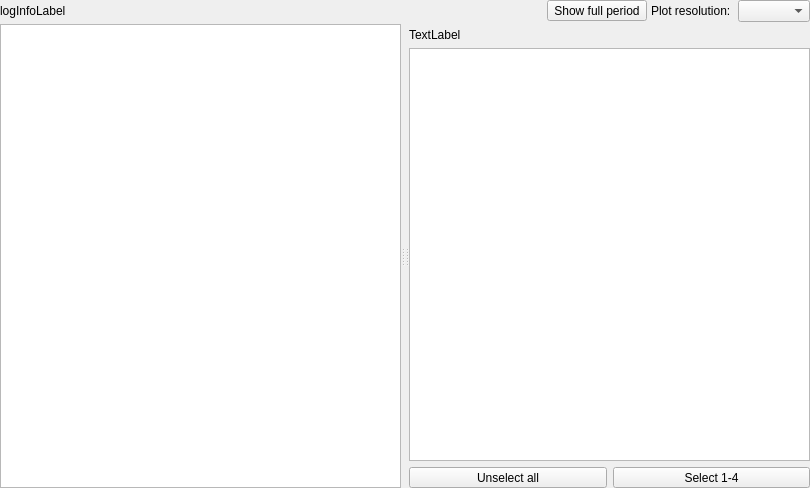
ecmwf/ecflow, file Viewer/libViewer/src/LogLoadWidget.ui: the form before one commit.
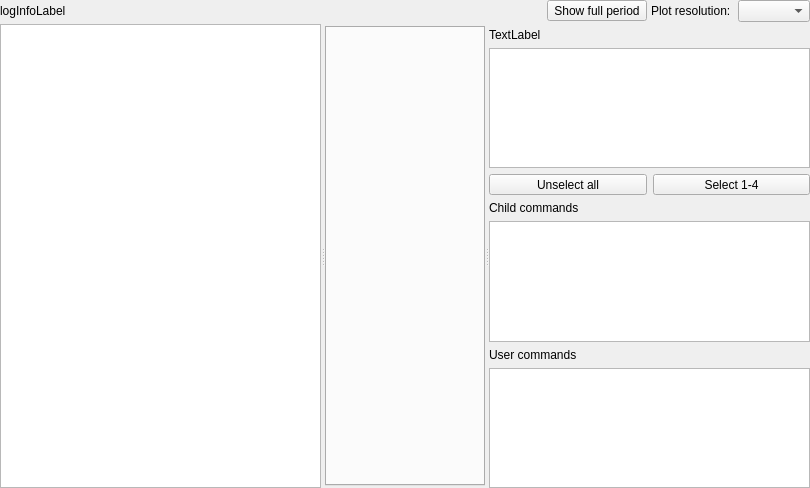
The form after the commit. Icons and pictures are not drawn. Custom widgets are drawn as their Qt base class.

Commit message: ecFlowUI: add server load tab to info panel ECFLOW-1263

Patch:
```diff
--- a/Viewer/libViewer/src/LogLoadWidget.ui
+++ b/Viewer/libViewer/src/LogLoadWidget.ui
@@ -129,7 +129,7 @@
       </property>
      </widget>
      <widget class="QWidget" name="layoutWidget">
-      <layout class="QVBoxLayout" name="verticalLayout_4" stretch="0,1">
+      <layout class="QVBoxLayout" name="verticalLayout_4" stretch="0,1,0">
        <property name="spacing">
         <number>2</number>
        </property>
@@ -140,7 +140,14 @@
         <layout class="QHBoxLayout" name="horizontalLayout"/>
        </item>
        <item>
-        <widget class="ServerLoadView" name="loadView" native="true"/>
+        <widget class="QTabWidget" name="viewTab">
+         <property name="currentIndex">
+          <number>-1</number>
+         </property>
+        </widget>
+       </item>
+       <item>
+        <widget class="ServerLoadView" name="loadView_old" native="true"/>
        </item>
       </layout>
      </widget>
@@ -205,6 +212,26 @@
          </item>
         </layout>
        </item>
+       <item>
+        <widget class="QLabel" name="label_2">
+         <property name="text">
+          <string>Child commands</string>
+         </property>
+        </widget>
+       </item>
+       <item>
+        <widget class="QTreeView" name="childTree"/>
+       </item>
+       <item>
+        <widget class="QLabel" name="label_3">
+         <property name="text">
+          <string>User commands</string>
+         </property>
+        </widget>
+       </item>
+       <item>
+        <widget class="QTreeView" name="userTree"/>
+       </item>
       </layout>
      </widget>
     </widget>
```
The commit also changes 5 other files.
